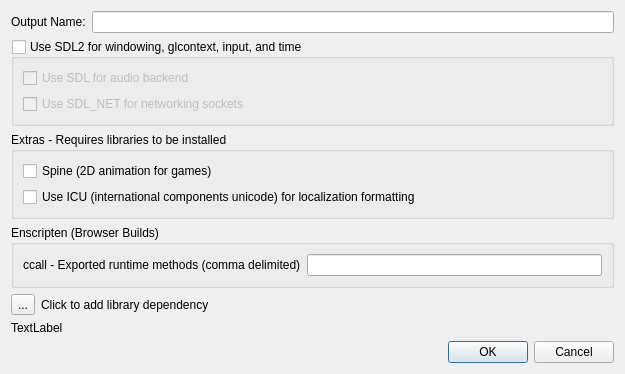
Before: the Qt Designer form Editor/src/Assets/Source/DlgBuildSettings.ui in GameOverture/HarmonyEngine, drawn with Qt 5.
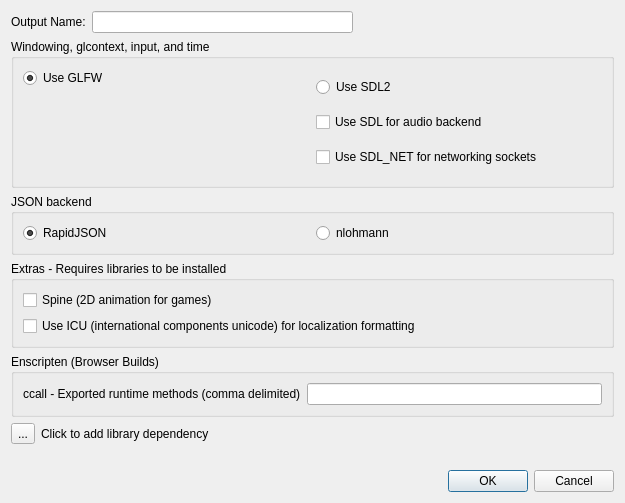
After: the same form once the commit is applied. Icons and pictures are not drawn.

Commit message: WIP towards build settings

The edit to the form file:
```diff
--- a/Editor/src/Assets/Source/DlgBuildSettings.ui
+++ b/Editor/src/Assets/Source/DlgBuildSettings.ui
@@ -7,7 +7,7 @@
     <x>0</x>
     <y>0</y>
     <width>625</width>
-    <height>345</height>
+    <height>503</height>
    </rect>
   </property>
   <property name="sizePolicy">
@@ -42,31 +42,105 @@
        </property>
       </widget>
      </item>
+     <item>
+      <spacer name="horizontalSpacer">
+       <property name="orientation">
+        <enum>Qt::Orientation::Horizontal</enum>
+       </property>
+       <property name="sizeHint" stdset="0">
+        <size>
+         <width>40</width>
+         <height>20</height>
+        </size>
+       </property>
+      </spacer>
+     </item>
     </layout>
    </item>
    <item>
     <widget class="QGroupBox" name="grpSdl2">
      <property name="title">
-      <string>Use SDL2 for windowing, glcontext, input, and time</string>
-     </property>
-     <property name="checkable">
-      <bool>true</bool>
+      <string>Windowing, glcontext, input, and time</string>
      </property>
      <property name="checked">
       <bool>false</bool>
      </property>
-     <layout class="QVBoxLayout" name="verticalLayout_2">
+     <layout class="QHBoxLayout" name="horizontalLayout_4">
       <item>
-       <widget class="QCheckBox" name="chkUseSdlAudio">
+       <layout class="QVBoxLayout" name="verticalLayout_5">
+        <item>
+         <widget class="QRadioButton" name="radGlfw">
+          <property name="text">
+           <string>Use GLFW</string>
+          </property>
+          <property name="checked">
+           <bool>true</bool>
+          </property>
+         </widget>
+        </item>
+        <item>
+         <spacer name="verticalSpacer">
+          <property name="orientation">
+           <enum>Qt::Orientation::Vertical</enum>
+          </property>
+          <property name="sizeHint" stdset="0">
+           <size>
+            <width>20</width>
+            <height>40</height>
+           </size>
+          </property>
+         </spacer>
+        </item>
+       </layout>
+      </item>
+      <item>
+       <layout class="QVBoxLayout" name="verticalLayout_6">
+        <item>
+         <widget class="QRadioButton" name="radSdl2">
+          <property name="text">
+           <string>Use SDL2</string>
+          </property>
+         </widget>
+        </item>
+        <item>
+         <widget class="QCheckBox" name="chkUseSdlAudio">
+          <property name="text">
+           <string>Use SDL for audio backend</string>
+          </property>
+         </widget>
+        </item>
+        <item>
+         <widget class="QCheckBox" name="chkUseSdlNet">
+          <property name="text">
+           <string>Use SDL_NET for networking sockets</string>
+          </property>
+         </widget>
+        </item>
+       </layout>
+      </item>
+     </layout>
+    </widget>
+   </item>
+   <item>
+    <widget class="QGroupBox" name="groupBox">
+     <property name="title">
+      <string>JSON backend</string>
+     </property>
+     <layout class="QHBoxLayout" name="horizontalLayout_5">
+      <item>
+       <widget class="QRadioButton" name="radRapidJson">
         <property name="text">
-         <string>Use SDL for audio backend</string>
+         <string>RapidJSON</string>
+        </property>
+        <property name="checked">
+         <bool>true</bool>
         </property>
        </widget>
       </item>
       <item>
-       <widget class="QCheckBox" name="chkUseSdlNet">
+       <widget class="QRadioButton" name="radNlohmann">
         <property name="text">
-         <string>Use SDL_NET for networking sockets</string>
+         <string>nlohmann</string>
         </property>
        </widget>
       </item>
@@ -151,7 +225,7 @@
    <item>
     <widget class="QLabel" name="lblError">
      <property name="text">
-      <string>TextLabel</string>
+      <string/>
      </property>
     </widget>
    </item>
```
Left out of the diff: 6 changed lines with no effect on the pictures. The commit also changes 6 other files.
